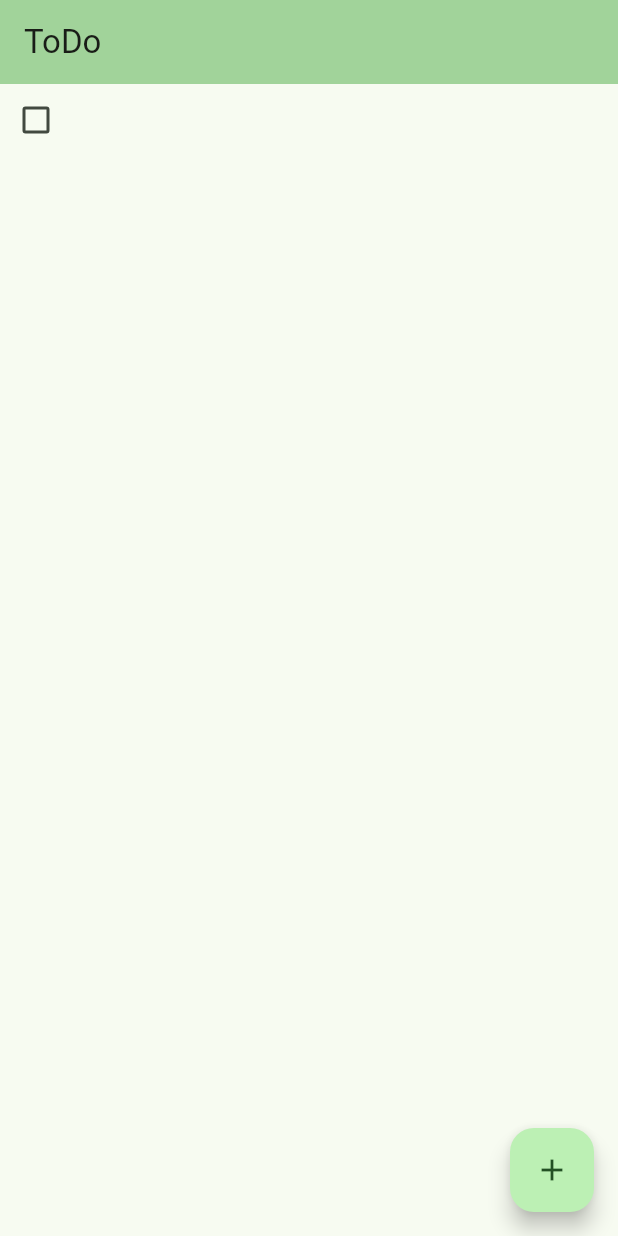
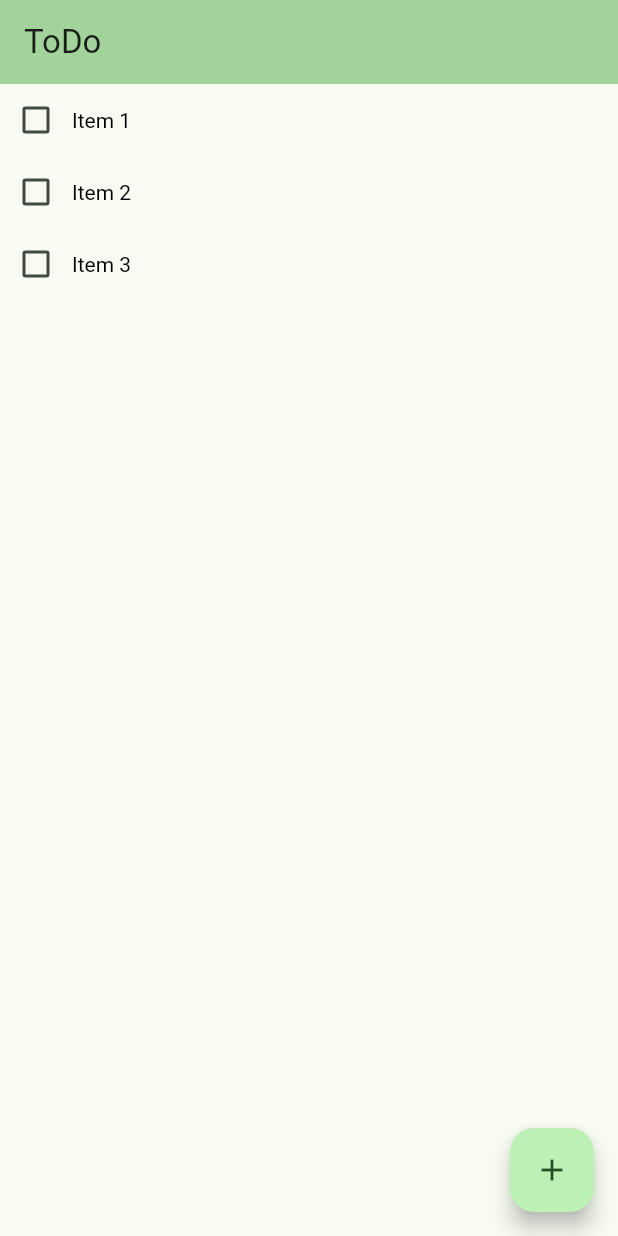
Before and after one commit to IgorAugst/todo_flutter, a Flutter app: the screen it shows after launch, on a phone screen of 412 x 824 dp. Run offline on Flutter 3.47's test engine with Material 3 defaults, Android fonts, the phone set to English and light mode, and no system bars; missing offline and left inert: dart:ffi.

Commit message:
Adiciona itemprovider

```diff
--- a/lib/item_widget.dart
+++ b/lib/item_widget.dart
@@ -12,14 +12,28 @@ class ItemWidget extends StatelessWidget {
   Widget build(BuildContext context) {
     return Consumer<TodoProvider>(builder: (context, todoProvider, child) {
       final item = todoProvider.items[index];
-      return Row(
+      return GestureDetector(
+        onTap: () {
+          todoProvider.toggleItem(item);
+        },
+        child: Row(
           children: [
             Checkbox(
                 value: item.isDone,
                 onChanged: (bool? value) {
                   todoProvider.toggleItem(item);
-              })
+                }),
+            RichText(
+              text: TextSpan(
+                text: item.title,
+                style: TextStyle(
+                  decoration: item.isDone ? TextDecoration.lineThrough : null,
+                  color: Colors.black
+                ),
+              )
+            )
           ],
+        ),
       );
     });
   }
--- a/lib/main.dart
+++ b/lib/main.dart
@@ -45,13 +45,11 @@ class MyHomePage extends StatelessWidget {
       appBar: AppBar(
           title: Text("ToDo"),
           backgroundColor: Theme.of(context).colorScheme.inversePrimary),
-      body: Consumer(
+      body: Consumer<TodoProvider>(
         builder: (context, todoProvider, child) {
-          return Column(
-            children: [
-              ItemWidget(index: 0),
-            ],
-          );
+          return ListView.builder(itemCount: todoProvider.itemCount ,itemBuilder: (BuildContext context, int index) {
+            return ItemWidget(index: index);
+          });
         }
       ),
       backgroundColor: Theme.of(context).colorScheme.surface,
```
Also changed, not shown: 4 other files. Lines whose indentation alone changed are shown as unchanged.
